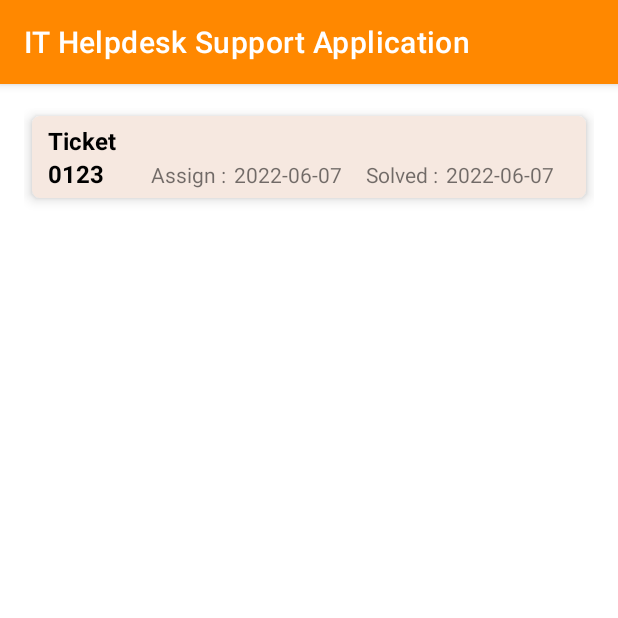
After one commit to abepraya/teamOneProject, an Android app: the SolvedTicketActivity screen opened directly, with no data from a screen before it, on a phone screen of 412 x 824 dp, the top half of it. The commit adds this screen. Run offline under Robolectric (Android 15) with nearby library versions, the phone set to English and light mode, and no system bars.

Commit message:
solved ticket

```diff
--- a/app/src/main/AndroidManifest.xml
+++ b/app/src/main/AndroidManifest.xml
@@ -2,7 +2,7 @@
 <manifest xmlns:android="http://schemas.android.com/apk/res/android"
     package="id.bagusip.projectkel1">
 
-    <uses-permission android:name="android.permission.INTERNET"/>
+    <uses-permission android:name="android.permission.INTERNET" />
 
     <application
         android:allowBackup="true"
@@ -12,6 +12,9 @@
         android:supportsRtl="true"
         android:theme="@style/Theme.ProjectKel1"
         android:usesCleartextTraffic="true">
+        <activity
+            android:name=".Developer.SolvedTicketActivity"
+            android:exported="false" />
         <activity
             android:name=".Employee.DetailTicketActivity"
             android:exported="false" />
--- /dev/null
+++ b/app/src/main/java/id/bagusip/projectkel1/Developer/SolvedTicketActivity.java
@@ -0,0 +1,16 @@
+package id.bagusip.projectkel1.Developer;
+
+import androidx.appcompat.app.AppCompatActivity;
+
+import android.os.Bundle;
+
+import id.bagusip.projectkel1.R;
+
+public class SolvedTicketActivity extends AppCompatActivity {
+
+    @Override
+    protected void onCreate(Bundle savedInstanceState) {
+        super.onCreate(savedInstanceState);
+        setContentView(R.layout.activity_solved_ticket);
+    }
+}
--- a/app/src/main/res/layout/activity_create_ticket.xml
+++ b/app/src/main/res/layout/activity_create_ticket.xml
@@ -29,6 +29,7 @@
                 android:layout_width="match_parent"
                 android:layout_height="wrap_content"
                 android:layout_margin="5dp"
+                app:cardBackgroundColor="@color/maybank_brokenwhite"
                 app:cardCornerRadius="10dp"
                 app:cardElevation="3dp"
                 app:strokeColor="@color/maybank_brokenwhite"
--- /dev/null
+++ b/app/src/main/res/layout/activity_solved_ticket.xml
@@ -0,0 +1,106 @@
+<?xml version="1.0" encoding="utf-8"?>
+<RelativeLayout xmlns:android="http://schemas.android.com/apk/res/android"
+    xmlns:app="http://schemas.android.com/apk/res-auto"
+    android:layout_width="match_parent"
+    android:layout_height="match_parent"
+    android:layout_margin="16dp"
+    android:orientation="vertical">
+
+
+    <androidx.cardview.widget.CardView
+        android:layout_width="match_parent"
+        android:layout_height="wrap_content"
+        android:layout_margin="5dp"
+        android:background="@color/maybank_brokenwhite"
+        android:clickable="true"
+        android:foreground="?android:attr/selectableItemBackground"
+        app:cardBackgroundColor="@color/maybank_brokenwhite"
+        app:cardCornerRadius="5dp"
+        app:cardElevation="5dp"
+        app:contentPadding="5dp">
+
+        <LinearLayout
+            android:layout_width="match_parent"
+            android:layout_height="match_parent"
+            android:orientation="vertical">
+
+            <LinearLayout
+                android:layout_width="wrap_content"
+                android:layout_height="wrap_content"
+                android:layout_marginLeft="5dp"
+                android:orientation="horizontal">
+
+                <TextView
+                    android:id="@+id/textView"
+                    android:layout_width="63dp"
+                    android:layout_height="wrap_content"
+                    android:layout_marginRight="5dp"
+                    android:layout_weight="1"
+                    android:text="Ticket"
+                    android:textColor="#000000"
+                    android:textSize="16sp"
+                    android:textStyle="bold" />
+
+                <TextView
+                    android:id="@+id/txt_name_emp_solved"
+                    android:layout_width="wrap_content"
+                    android:layout_height="wrap_content"
+                    android:layout_weight="1"
+                    android:textColor="#000000"
+                    android:textSize="16sp"
+                    android:textStyle="bold"/>
+
+            </LinearLayout>
+
+            <LinearLayout
+                android:layout_width="match_parent"
+                android:layout_height="match_parent"
+                android:layout_marginLeft="5dp"
+                android:orientation="horizontal">
+
+                <TextView
+                    android:id="@+id/txt_id_ticket_solved"
+                    android:layout_width="63dp"
+                    android:layout_height="wrap_content"
+                    android:layout_marginRight="5dp"
+                    android:text="0123"
+                    android:textColor="#000000"
+                    android:textSize="16sp"
+                    android:textStyle="bold" />
+
+                <TextView
+                    android:id="@+id/textView2"
+                    android:layout_width="wrap_content"
+                    android:layout_height="wrap_content"
+                    android:layout_marginRight="5dp"
+                    android:text="Assign :" />
+
+                <TextView
+                    android:id="@+id/txt_assign_date_solved"
+                    android:layout_width="wrap_content"
+                    android:layout_height="wrap_content"
+                    android:layout_marginRight="5dp"
+                    android:layout_weight="1"
+                    android:text="2022-06-07" />
+
+                <TextView
+                    android:id="@+id/textView11"
+                    android:layout_width="wrap_content"
+                    android:layout_height="wrap_content"
+                    android:layout_marginRight="5dp"
+                    android:text="Solved :" />
+
+                <TextView
+                    android:id="@+id/txt_solved_date"
+                    android:layout_width="wrap_content"
+                    android:layout_height="wrap_content"
+                    android:layout_marginRight="5dp"
+                    android:layout_weight="1"
+                    android:text="2022-06-07" />
+
+            </LinearLayout>
+
+        </LinearLayout>
+
+    </androidx.cardview.widget.CardView>
+</RelativeLayout>
--- /dev/null
+++ b/app/src/main/res/layout/list_item_solved_ticket.xml
@@ -0,0 +1,43 @@
+<?xml version="1.0" encoding="utf-8"?>
+<LinearLayout xmlns:android="http://schemas.android.com/apk/res/android"
+    xmlns:app="http://schemas.android.com/apk/res-auto"
+    xmlns:tools="http://schemas.android.com/tools"
+    android:layout_width="match_parent"
+    android:layout_height="match_parent"
+    android:background="@color/maybank_yellow"
+    android:orientation="vertical"
+    tools:context=".Developer.SolvedTicketActivity">
+
+    <LinearLayout
+        android:layout_width="match_parent"
+        android:layout_height="wrap_content"
+        android:layout_margin="16dp"
+        android:orientation="vertical">
+
+        <TextView
+            android:layout_width="wrap_content"
+            android:layout_height="wrap_content"
+            android:text="Solved Ticket"
+            android:textColor="@color/maybank_black"
+            android:textSize="25dp"
+            android:textStyle="bold" />
+
+        <TextView
+            android:layout_width="wrap_content"
+            android:layout_height="wrap_content"
+            android:text="IT Helpdesk Services" />
+
+    </LinearLayout>
+
+    <LinearLayout
+        android:layout_width="match_parent"
+        android:layout_height="match_parent"
+        android:orientation="vertical">
+
+        <ListView
+            android:id="@+id/list_solved_ticket"
+            android:layout_width="match_parent"
+            android:layout_height="match_parent" />
+    </LinearLayout>
+
+</LinearLayout>
```
